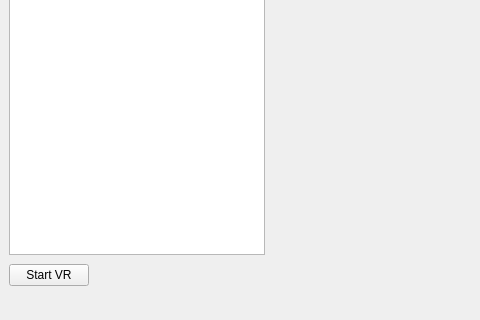
Old version of the form mainwindow.ui in the repository SomtoA-UON/Group11_EEEE2076; both pictures show x 0 to 480 and y 280 to 600 of the 800 by 600 pixel window.
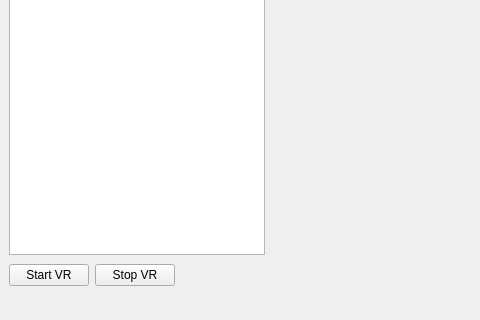
New version of the form. Icons and pictures are not drawn. Custom widgets are drawn as their Qt base class.

What changed in the file:
```diff
--- a/mainwindow.ui
+++ b/mainwindow.ui
@@ -51,6 +51,13 @@
         </property>
        </widget>
       </item>
+      <item>
+       <widget class="QPushButton" name="stopVRButton">
+        <property name="text">
+         <string>Stop VR</string>
+        </property>
+       </widget>
+      </item>
       <item>
        <spacer name="horizontalSpacer">
         <property name="orientation">
```
Left out of the diff: 2 changed lines with no effect on the pictures.
